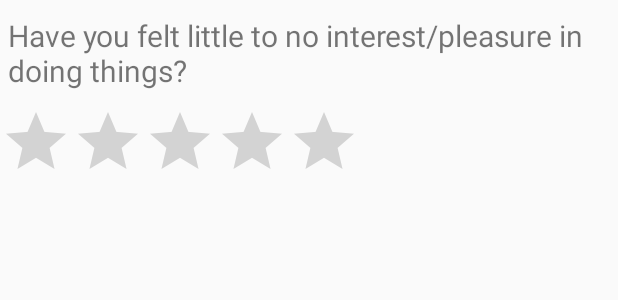
After one commit to shivanshshrotriya/Interface_Hackathon2018, an Android app: the layout star_input.xml on its own in the app's theme, with its tools: preview values and no code run, on a phone screen of 412 x 824 dp. The commit adds this screen. Shown: the top 300 px of the screen. Run offline under Robolectric (Android 15) with nearby library versions, the phone set to English and light mode, and no system bars.

Commit message:
Axiom 6 Final

```diff
--- /dev/null
+++ b/Axiom/Pheels/app/src/main/res/layout/star_input.xml
@@ -0,0 +1,33 @@
+<?xml version="1.0" encoding="utf-8"?>
+<LinearLayout xmlns:android="http://schemas.android.com/apk/res/android"
+    android:orientation="vertical" android:layout_width="match_parent"
+    android:layout_height="match_parent">
+
+    <View
+        android:layout_width="match_parent"
+        android:layout_height="10dp"/>
+
+    <TextView
+        android:layout_width="match_parent"
+        android:layout_height="wrap_content"
+        android:paddingLeft="5dp"
+        android:paddingRight="5dp"
+        android:textSize="20sp"
+        android:text="Have you felt little to no interest/pleasure in doing things?"/>
+
+    <View
+        android:layout_width="match_parent"
+        android:layout_height="10dp"/>
+
+    <RatingBar
+        android:id="@+id/rating1"
+        android:layout_width="wrap_content"
+        android:layout_height="wrap_content"
+        android:numStars="5"
+        android:stepSize="1" />
+
+    <View
+        android:layout_width="match_parent"
+        android:layout_height="10dp"/>
+
+</LinearLayout>
```
Also changed, not shown: Axiom/Pheels/app/src/main/java/com/element/onyx/MainActivity.java (+52 -0 lines), 21 other files.
